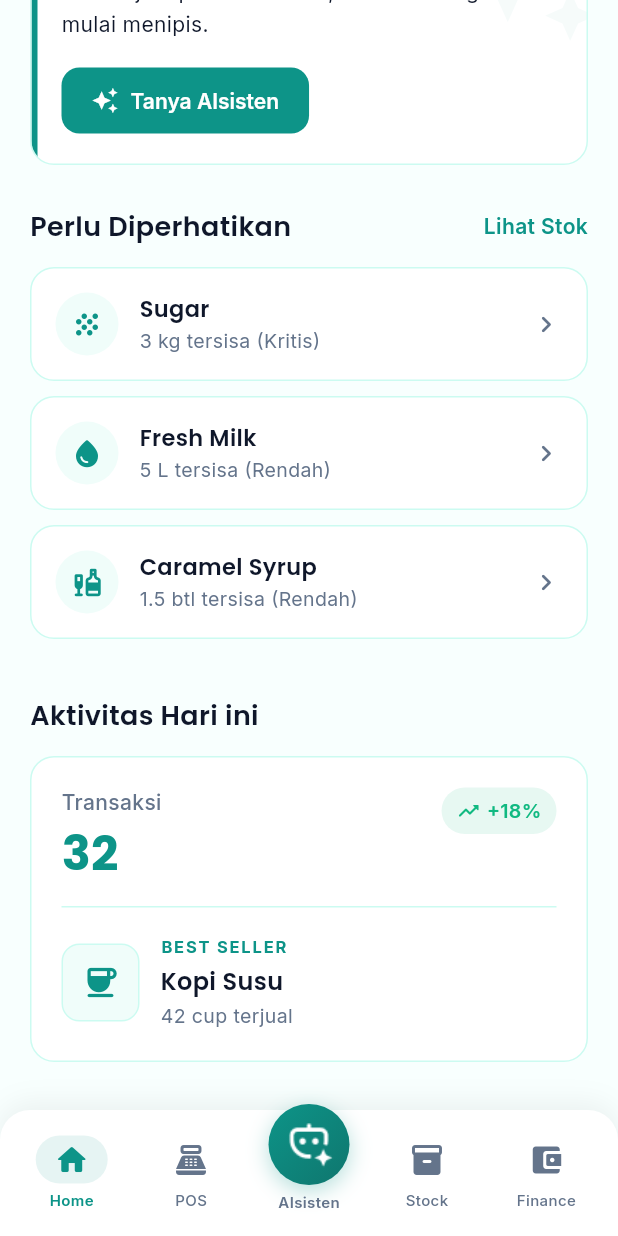
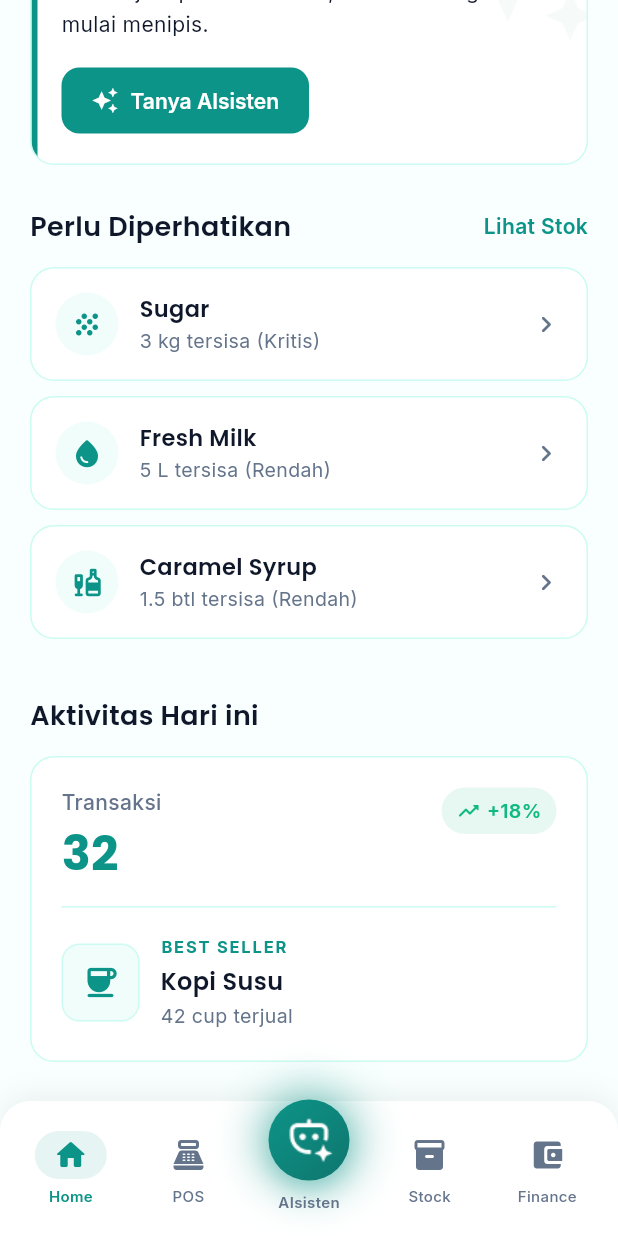
Before and after one commit to andikaPalian/AISistenku, a Flutter app: the ShellScreen screen opened directly, scrolled down 433 dp, on a phone screen of 412 x 824 dp. Run offline on Flutter 3.47's test engine with Material 3 defaults, Android fonts, the light colour scheme and no system bars; our stand-ins replace google_fonts.

Commit message:
feat: Implement AI Assistant modal and enhance bottom navigation with glow animation

```diff
--- a/apps/mobile/lib/screens/shell_screen.dart
+++ b/apps/mobile/lib/screens/shell_screen.dart
@@ -9,6 +9,10 @@ import '../widgets/app_bottom_nav.dart';
 
 /// Shell screen wrapping all tab destinations with an IndexedStack
 /// to preserve state across tab switches.
+///
+/// The center AI Assistant tab is special: it opens as a full-screen
+/// modal overlay with a slide-up animation instead of embedding in
+/// the IndexedStack, making it feel like the hero feature.
 class ShellScreen extends StatefulWidget {
   const ShellScreen({super.key});
 
@@ -19,18 +23,47 @@ class ShellScreen extends StatefulWidget {
 class _ShellScreenState extends State<ShellScreen> {
   int _currentIndex = 0;
 
+  // Only 4 real tabs in the stack; AI is opened as a modal overlay.
+  // Indices map: 0=Home, 1=POS, 2=Stock(was 3), 3=Finance(was 4)
   final List<Widget> _screens = [
     const HomeScreen(),
     const PosScreen(),
-    const AiAssistantScreen(),
     const StockScreen(),
     const FinanceScreen(),
   ];
 
-  void _onTabTapped(int index) {
+  /// Maps the 5-button nav bar index to the 4-screen IndexedStack index.
+  /// Returns -1 for the center AI button (index 2).
+  int _navToStackIndex(int navIndex) {
+    if (navIndex < 2) return navIndex;       // 0→0, 1→1
+    if (navIndex == 2) return -1;            // AI modal, not in stack
+    return navIndex - 1;                     // 3→2, 4→3
+  }
+
+  /// Maps a stack index back to nav bar index for highlighting.
+  int _stackToNavIndex(int stackIndex) {
+    if (stackIndex < 2) return stackIndex;   // 0→0, 1→1
+    return stackIndex + 1;                   // 2→3, 3→4
+  }
+
+  void _onTabTapped(int navIndex) {
+    if (navIndex == 2) {
+      // ── Open AI Assistant as full-screen slide-up modal ──
+      _openAiAssistantModal();
+      return;
+    }
+    final stackIndex = _navToStackIndex(navIndex);
     setState(() {
-      _currentIndex = index;
+      _currentIndex = stackIndex;
     });
+  }
+
+  Future<void> _openAiAssistantModal() async {
+    await Navigator.of(context).push(
+      _AiAssistantModalRoute(
+        builder: (context) => const AiAssistantScreen(),
+      ),
+    );
   }
 
   @override
@@ -42,11 +75,73 @@ class _ShellScreenState extends State<ShellScreen> {
         children: _screens,
       ),
       bottomNavigationBar: AppBottomNav(
-        currentIndex: _currentIndex,
+        currentIndex: _stackToNavIndex(_currentIndex),
         onTap: _onTabTapped,
       ),
     );
   }
+}
+
+/// Custom [PageRoute] for the AI Assistant modal with:
+/// - Slide-up from bottom with spring curve
+/// - Concurrent fade-in
+/// - Subtle scale from 95% → 100%
+/// - Dark scrim backdrop
+class _AiAssistantModalRoute extends PageRouteBuilder<void> {
+  _AiAssistantModalRoute({required this.builder})
+      : super(
+          pageBuilder: (context, animation, secondaryAnimation) =>
+              builder(context),
+          transitionDuration: const Duration(milliseconds: 420),
+          reverseTransitionDuration: const Duration(milliseconds: 320),
+          opaque: true,
+          barrierColor: Colors.black54,
+          fullscreenDialog: true,
+          transitionsBuilder:
+              (context, animation, secondaryAnimation, child) {
+            // Spring-like curve for the enter, smooth ease for exit
+            final enterCurve = CurvedAnimation(
+              parent: animation,
+              curve: Curves.easeOutCubic,
+              reverseCurve: Curves.easeInQuad,
+            );
+
+            // Slide from bottom
+            final slideAnimation = Tween<Offset>(
+              begin: const Offset(0.0, 1.0),
+              end: Offset.zero,
+            ).animate(enterCurve);
+
+            // Fade in
+            final fadeAnimation = Tween<double>(
+              begin: 0.0,
+              end: 1.0,
+            ).animate(CurvedAnimation(
+              parent: animation,
+              curve: const Interval(0.0, 0.6, curve: Curves.easeOut),
+            ));
+
+            // Subtle scale
+            final scaleAnimation = Tween<double>(
+              begin: 0.96,
+              end: 1.0,
+            ).animate(enterCurve);
+
+            return FadeTransition(
+              opacity: fadeAnimation,
+              child: SlideTransition(
+                position: slideAnimation,
+                child: ScaleTransition(
+                  scale: scaleAnimation,
+                  alignment: Alignment.bottomCenter,
+                  child: child,
+                ),
+              ),
+            );
+          },
+        );
+
+  final WidgetBuilder builder;
 }
 
 /// Placeholder screen for tabs that haven't been implemented yet.
--- a/apps/mobile/lib/widgets/app_bottom_nav.dart
+++ b/apps/mobile/lib/widgets/app_bottom_nav.dart
@@ -4,8 +4,9 @@ import '../core/theme/app_colors.dart';
 /// Custom bottom navigation bar with a center elevated FAB for AIsisten.
 ///
 /// Matches the reference design with 5 tabs: Home, POS, AIsisten (center),
-/// Stock, and Finance.
-class AppBottomNav extends StatelessWidget {
+/// Stock, and Finance. The center AIsisten button has a breathing glow
+/// animation to emphasize it as the hero feature.
+class AppBottomNav extends StatefulWidget {
   final int currentIndex;
   final Function(int) onTap;
 
@@ -14,6 +15,33 @@ class AppBottomNav extends StatelessWidget {
     required this.currentIndex,
     required this.onTap,
   });
+
+  @override
+  State<AppBottomNav> createState() => _AppBottomNavState();
+}
+
+class _AppBottomNavState extends State<AppBottomNav>
+    with SingleTickerProviderStateMixin {
+  late AnimationController _pulseController;
+  late Animation<double> _pulseAnimation;
+
+  @override
+  void initState() {
+    super.initState();
+    _pulseController = AnimationController(
+      vsync: this,
+      duration: const Duration(milliseconds: 2000),
+    )..repeat(reverse: true);
+    _pulseAnimation = Tween<double>(begin: 0.0, end: 1.0).animate(
+      CurvedAnimation(parent: _pulseController, curve: Curves.easeInOut),
+    );
+  }
+
+  @override
+  void dispose() {
+    _pulseController.dispose();
+    super.dispose();
+  }
 
   @override
   Widget build(BuildContext context) {
@@ -52,9 +80,9 @@ class AppBottomNav extends StatelessWidget {
   }
 
   Widget _buildNavItem(IconData icon, String label, int index) {
-    final isSelected = currentIndex == index;
+    final isSelected = widget.currentIndex == index;
     return GestureDetector(
-      onTap: () => onTap(index),
+      onTap: () => widget.onTap(index),
       behavior: HitTestBehavior.opaque,
       child: SizedBox(
         width: 56,
@@ -93,12 +121,33 @@ class AppBottomNav extends StatelessWidget {
 
   Widget _buildFabItem() {
     return GestureDetector(
-      onTap: () => onTap(2),
+      onTap: () => widget.onTap(2),
       child: Column(
         mainAxisSize: MainAxisSize.min,
         children: [
           Transform.translate(
             offset: const Offset(0, -12),
+            child: AnimatedBuilder(
+              animation: _pulseAnimation,
+              builder: (context, child) {
+                final glowOpacity = 0.15 + (_pulseAnimation.value * 0.2);
+                final glowSpread = 2.0 + (_pulseAnimation.value * 6.0);
+                final glowBlur = 12.0 + (_pulseAnimation.value * 10.0);
+                return Container(
+                  padding: const EdgeInsets.all(3),
+                  decoration: BoxDecoration(
+                    shape: BoxShape.circle,
+                    boxShadow: [
+                      BoxShadow(
+                        color: AppColors.primary.withOpacity(glowOpacity),
+                        blurRadius: glowBlur,
+                        spreadRadius: glowSpread,
+                      ),
+                    ],
+                  ),
+                  child: child,
+                );
+              },
               child: Container(
                 padding: const EdgeInsets.all(10),
                 decoration: BoxDecoration(
@@ -124,13 +173,14 @@ class AppBottomNav extends StatelessWidget {
                 ),
               ),
             ),
+          ),
           Transform.translate(
             offset: const Offset(0, -8),
             child: Text(
               'AIsisten',
               style: TextStyle(
                 fontSize: 10,
-                color: currentIndex == 2
+                color: widget.currentIndex == 2
                     ? AppColors.primary
                     : AppColors.mutedText,
                 fontWeight: FontWeight.w600,
```
Lines whose indentation alone changed are shown as unchanged.
